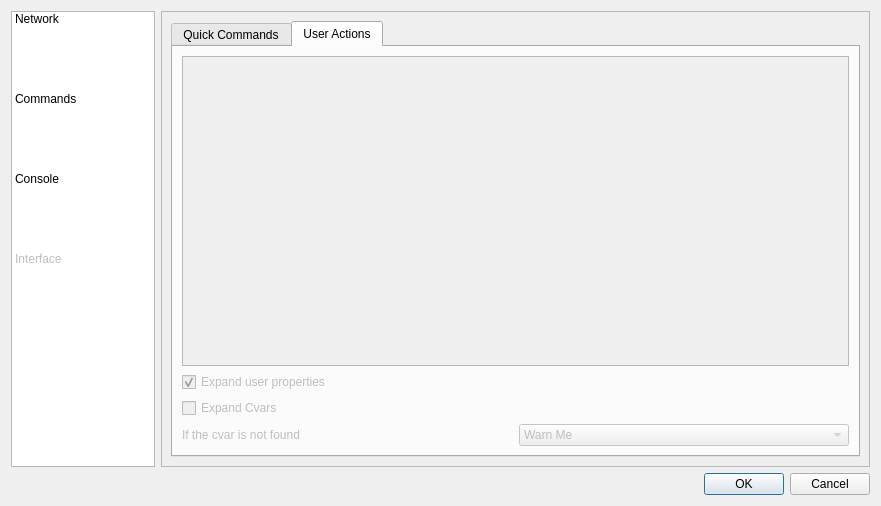
jjzhang166/RconGui, file src/ui/settings_dialog.ui: the form before one commit.
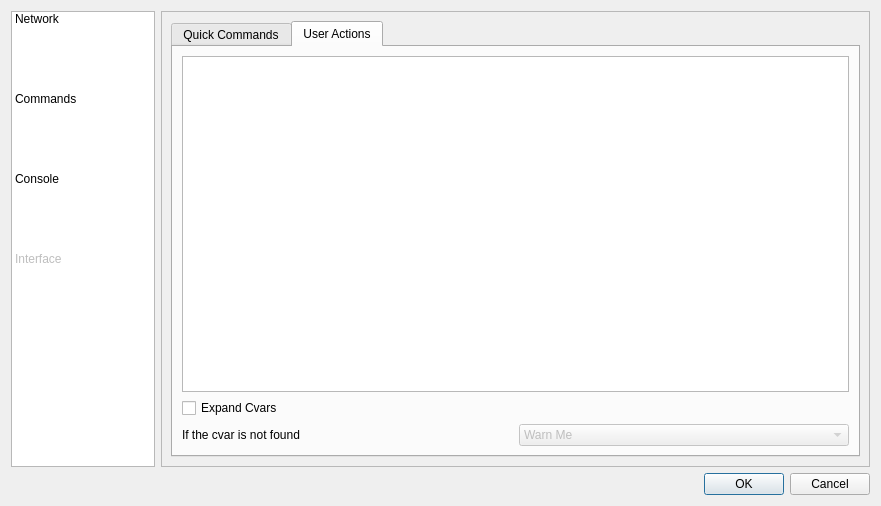
The form after the commit. The open tabs and pages were chosen to show the change. Icons and pictures are not drawn. Custom widgets are drawn as their Qt base class.

```diff
--- a/src/ui/settings_dialog.ui
+++ b/src/ui/settings_dialog.ui
@@ -139,8 +139,8 @@
              <rect>
               <x>0</x>
               <y>0</y>
-              <width>276</width>
-              <height>226</height>
+              <width>713</width>
+              <height>448</height>
              </rect>
             </property>
             <layout class="QVBoxLayout" name="verticalLayout_2">
@@ -210,24 +210,15 @@
                 </layout>
                </widget>
                <widget class="QWidget" name="tabWidgetPage2">
-                <property name="enabled">
-                 <bool>false</bool>
-                </property>
                 <attribute name="title">
                  <string>User Actions</string>
                 </attribute>
                 <layout class="QVBoxLayout" name="verticalLayout_4">
                  <item>
-                  <widget class="QTableView" name="table_cmd_usr"/>
-                 </item>
-                 <item>
-                  <widget class="QCheckBox" name="input_cmd_usr_properties">
-                   <property name="text">
-                    <string>Expand user properties</string>
-                   </property>
-                   <property name="checked">
-                    <bool>true</bool>
-                   </property>
+                  <widget class="QTableView" name="table_cmd_usr">
+                   <attribute name="verticalHeaderVisible">
+                    <bool>false</bool>
+                   </attribute>
                   </widget>
                  </item>
                  <item>
```
Left out of the diff: 20 changed lines with no effect on the pictures.
